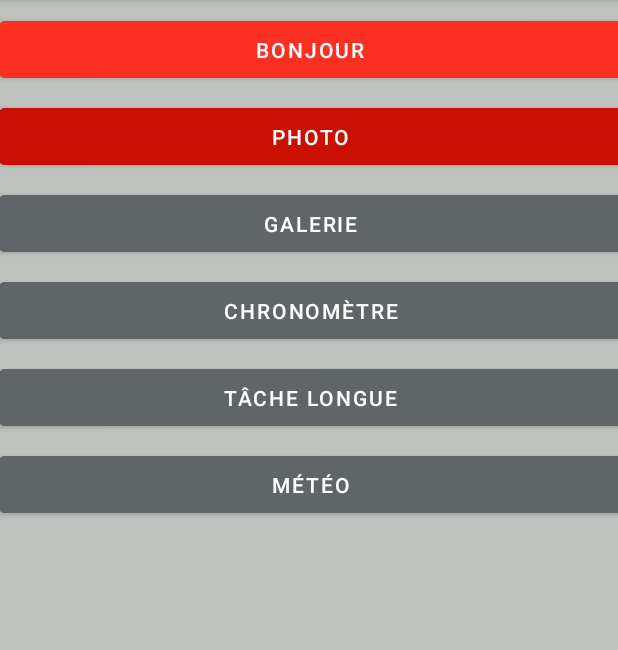
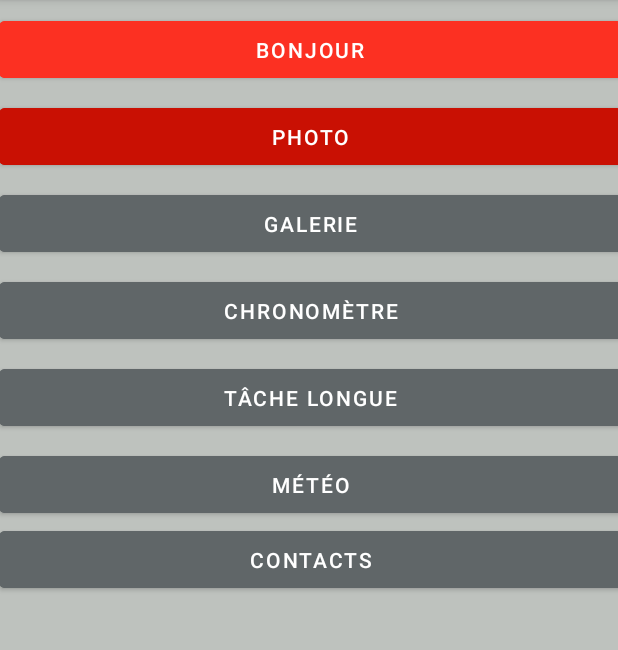
Before and after one commit to Hazvard/MyApplication, an Android app: the screen it shows after launch (MainActivity), on a phone screen of 412 x 824 dp, the part 84-734 px from its top. Run offline under Robolectric (Android 15) with nearby library versions, the phone set to English and light mode, and no system bars.

Commit message:
début contact

```diff
--- a/app/src/main/AndroidManifest.xml
+++ b/app/src/main/AndroidManifest.xml
@@ -10,6 +10,7 @@
     <uses-permission android:name="android.permission.ACCESS_COARSE_LOCATION"/>
     <uses-permission android:name="android.permission.INTERNET" />
     <uses-permission android:name="android.permission.ACCESS_NETWORK_STATE" />
+    <uses-permission android:name="android.permission.READ_CONTACTS"/>
 
     <uses-feature
             android:name="android.hardware.camera"
--- a/app/src/main/res/layout/activity_main.xml
+++ b/app/src/main/res/layout/activity_main.xml
@@ -7,6 +7,13 @@
         android:layout_height="match_parent"
         tools:context=".MainActivity" android:backgroundTintMode="add"
         android:background="#BEC2BE">
+    <Button
+            android:text="contacts"
+            android:layout_width="415dp"
+            android:layout_height="50dp" android:id="@+id/contact"
+            android:backgroundTint="#606668"
+            app:layout_constraintStart_toStartOf="parent" app:layout_constraintEnd_toEndOf="parent"
+            app:layout_constraintTop_toBottomOf="@+id/meteo"/>
     <Button
             android:text="@string/tacheL"
             android:layout_width="415dp"
```
